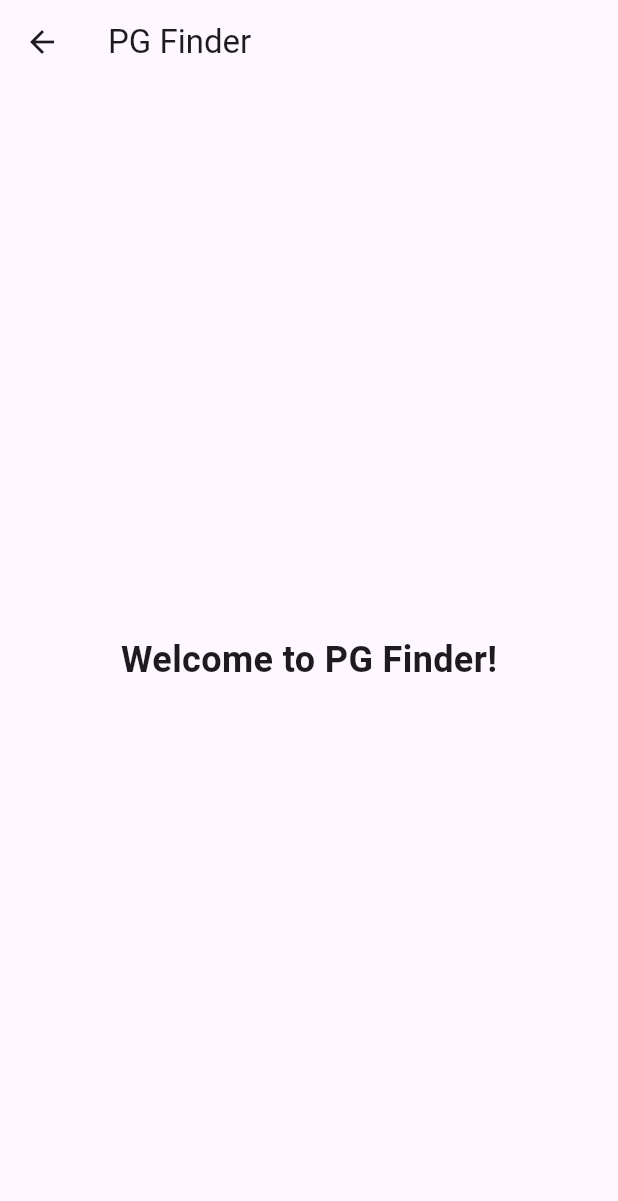
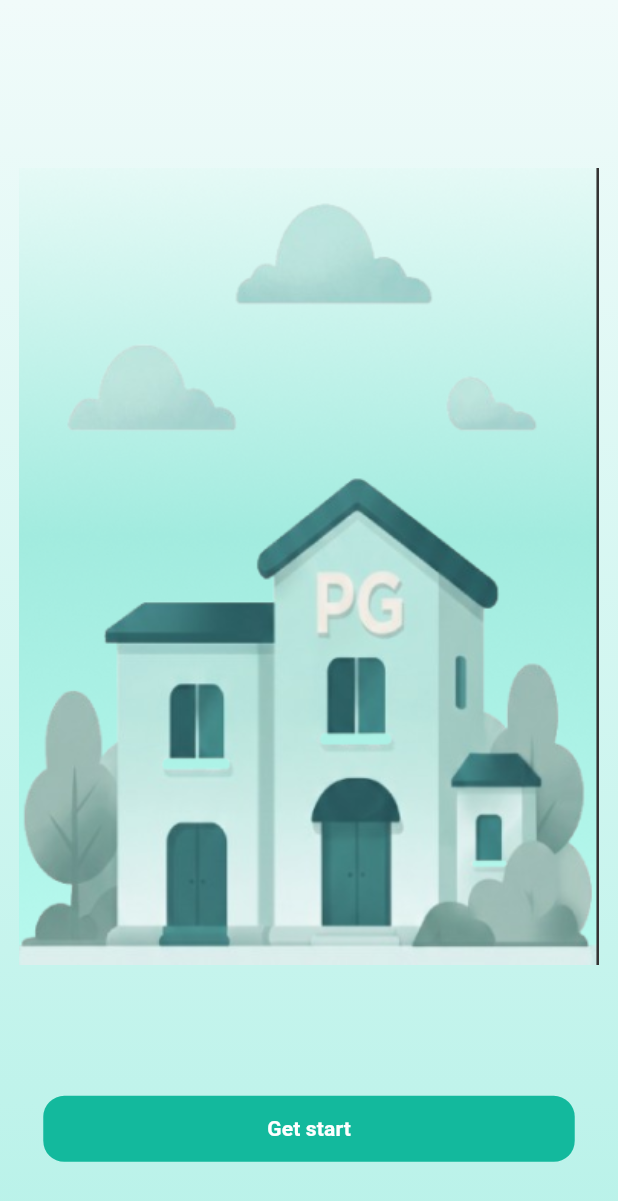
Before and after one commit to rrathod164-code/pg_findar, a Flutter app: the NextPage screen opened directly, on a phone screen of 412 x 824 dp. Shown: the top 1201 px of the screen. Run offline on Flutter 3.47's test engine with Material 3 defaults, Android fonts, the phone set to English and light mode, and no system bars.

Commit message:
edit in intro_screen

```diff
--- a/lib/intro.dart
+++ b/lib/intro.dart
@@ -1,13 +1,11 @@
 import 'package:flutter/material.dart';
+import 'package:pg_findar/login.dart';
 
 class Introduction extends StatelessWidget {
   const Introduction({super.key});
 
   @override
   Widget build(BuildContext context) {
-    final screenHeight = MediaQuery.of(context).size.height;
-    final screenWidth = MediaQuery.of(context).size.width;
-
     return Scaffold(
       body: Container(
         width: double.infinity,
@@ -29,9 +27,56 @@ class Introduction extends StatelessWidget {
                 child: Center(
                   child: Padding(
                     padding: EdgeInsets.only(
-                      top: screenHeight * 0.03,
-                      left: screenWidth * 0.03,
-                      right: screenWidth * 0.03,
+                      top: MediaQuery.of(context).size.height * 0.03,
+                      left: MediaQuery.of(context).size.width * 0.03,
+                      right: MediaQuery.of(context).size.width * 0.03,
+                    ),
+                    child: Image.asset(
+                      'assets/images/intro.png',
+                      fit: BoxFit.contain,
+                      width: double.infinity,
+                    ),
+                  ),
+                ),
+              ),
+            ],
+          ),
+        ),
+      ),
+    );
+  }
+}
+
+// Next Page
+class NextPage extends StatelessWidget {
+  const NextPage({super.key});
+
+  @override
+  Widget build(BuildContext context) {
+    return Scaffold(
+      body: Container(
+        width: double.infinity,
+        height: double.infinity,
+
+        decoration: const BoxDecoration(
+          gradient: LinearGradient(
+            begin: Alignment.topCenter,
+            end: Alignment.bottomCenter,
+            colors: [Color(0xFFF1FBFA), Color(0xFFB9F2E9)],
+          ),
+        ),
+
+        child: SafeArea(
+          child: Column(
+            children: [
+              // PG Illustration
+              Expanded(
+                child: Center(
+                  child: Padding(
+                    padding: EdgeInsets.only(
+                      top: MediaQuery.of(context).size.height * 0.03,
+                      left: MediaQuery.of(context).size.width * 0.03,
+                      right: MediaQuery.of(context).size.width * 0.03,
                     ),
                     child: Image.asset(
                       'assets/images/intro.png',
@@ -45,9 +90,9 @@ class Introduction extends StatelessWidget {
               // Get Start Button
               Padding(
                 padding: EdgeInsets.only(
-                  left: screenWidth * 0.07,
-                  right: screenWidth * 0.07,
-                  bottom: screenHeight * 0.06,
+                  left: MediaQuery.of(context).size.width * 0.07,
+                  right: MediaQuery.of(context).size.width * 0.07,
+                  bottom: MediaQuery.of(context).size.height * 0.06,
                 ),
                 child: SizedBox(
                   width: double.infinity,
@@ -89,22 +134,3 @@ class Introduction extends StatelessWidget {
     );
   }
 }
-
-// Next Page
-class NextPage extends StatelessWidget {
-  const NextPage({super.key});
-
-  @override
-  Widget build(BuildContext context) {
-    return Scaffold(
-      appBar: AppBar(title: const Text('PG Finder')),
-
-      body: const Center(
-        child: Text(
-          'Welcome to PG Finder!',
-          style: TextStyle(fontSize: 24, fontWeight: FontWeight.bold),
-        ),
-      ),
-    );
-  }
-}
```
Also changed, not shown: lib/login.dart (added, +15 -0 lines).
